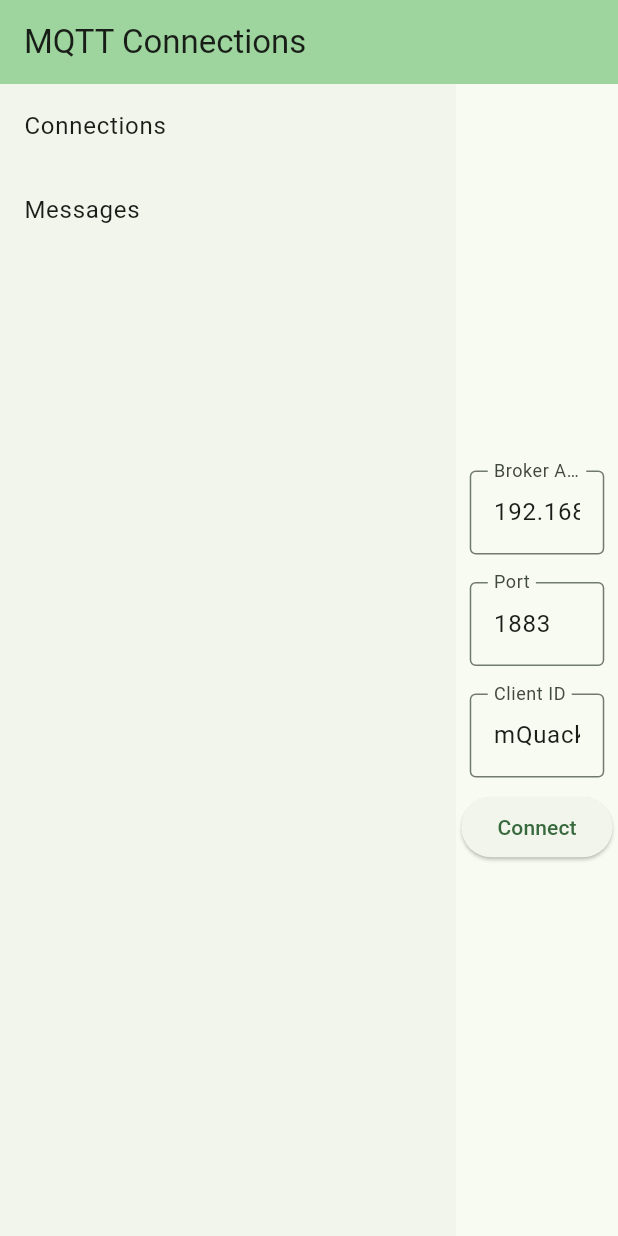
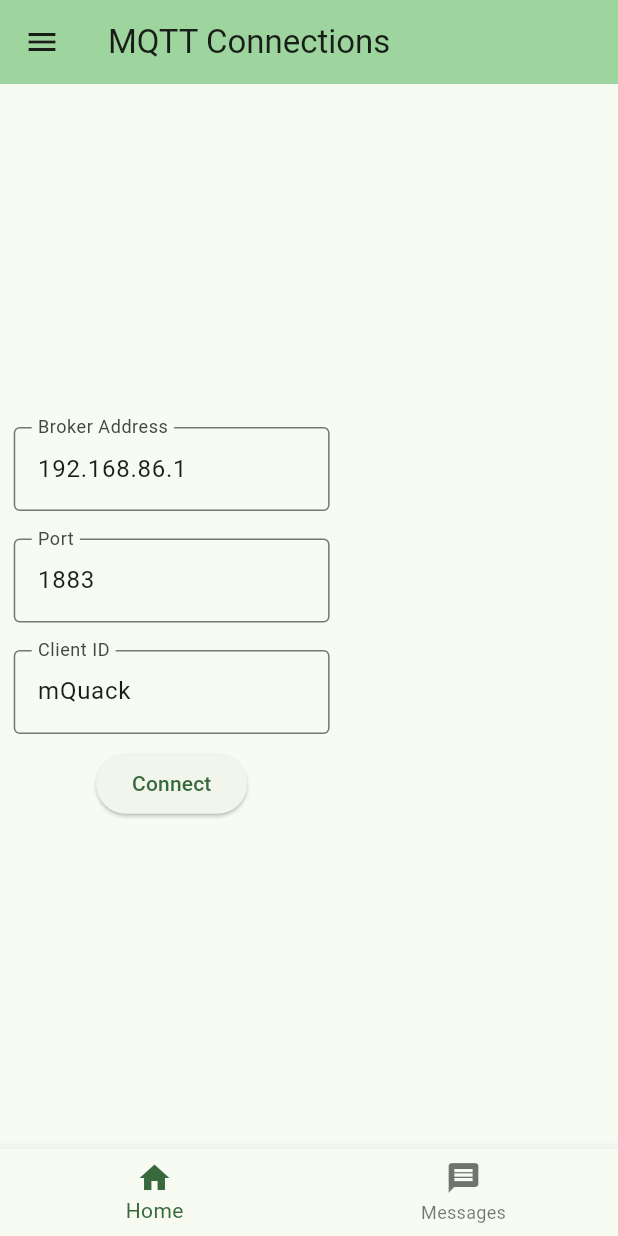
Before and after one commit to lazoolo/mquack, a Flutter app: the screen it shows after launch, on a phone screen of 412 x 824 dp. Run offline on Flutter 3.47's test engine with Material 2 defaults, Android fonts, the phone set to English and light mode, and no system bars; our stand-ins replace flutter_screenutil; missing offline and left inert: mqtt_client.

Commit message:
Factored out the responsivelayout

```diff
--- a/lib/main.dart
+++ b/lib/main.dart
@@ -1,6 +1,7 @@
 import 'package:flutter/material.dart';
 import 'package:mquack/messages.dart';
 import 'package:provider/provider.dart';
+import 'navigation.dart';
 import 'mqttmanager.dart';
 import 'package:logging/logging.dart';
 import 'package:flutter_screenutil/flutter_screenutil.dart';
@@ -75,62 +76,11 @@ class _MyHomePageState extends State<MyHomePage> {
     mqttManager = Provider.of<MqttManager>(context, listen: false);
   }
 
-/*
   @override
   Widget build(BuildContext context) {
-    return Scaffold(
-      appBar: AppBar(
-        backgroundColor: Theme.of(context).colorScheme.inversePrimary,
-        title: Text(widget.title),
-      ),
-      body: Center(
-        child: ConnectFormWidget(mqttManager: mqttManager),
-      ),
-      bottomNavigationBar: CustomBottomNavigationBar(currentIndex: 0),
-    );
-  }
-}
-*/
-  @override
-  Widget build(BuildContext context) {
-    return Scaffold(
-      appBar: AppBar(
-        backgroundColor: Theme.of(context).colorScheme.inversePrimary,
-        title: Text('MQTT Connections'),
-      ),
-      body: Row(
-        children: <Widget>[
-          Drawer(
-            shape: RoundedRectangleBorder(
-              borderRadius: BorderRadius.zero,
-            ),
-            child: ListView(
-              padding: EdgeInsets.zero,
-              children: <Widget>[
-                ListTile(
-                  title: Text('Connections'),
-                  onTap: () {
-                    // Then navigate to the connections route
-                    Navigator.pushReplacementNamed(context, '/connections');
-                  },
-                ),
-                ListTile(
-                  title: Text('Messages'),
-                  onTap: () {
-                    // Then navigate to the messages route
-                    Navigator.pushReplacementNamed(context, '/messages');
-                  },
-                ),
-              ],
-            ),
-          ),
-          Expanded(
-            child: Center(
-              child: ConnectFormWidget(mqttManager: mqttManager),
-            ),
-          ),
-        ],
-      ),
+    return ResponsiveLayout(
+      currentIndex: 0,
+      body: ConnectFormWidget(mqttManager: mqttManager),
     );
   }
 }
--- a/lib/navigation.dart
+++ b/lib/navigation.dart
@@ -34,3 +34,88 @@ class CustomBottomNavigationBar extends StatelessWidget {
     );
   }
 }
+
+class ResponsiveLayout extends StatelessWidget {
+  final int currentIndex;
+  final Widget body;
+
+  const ResponsiveLayout({required this.currentIndex, required this.body});
+
+  @override
+  Widget build(BuildContext context) {
+    return LayoutBuilder(
+      builder: (BuildContext context, BoxConstraints constraints) {
+        if (constraints.maxWidth < 600) {
+          // Mobile layout with temporary drawer
+          return Scaffold(
+            appBar: AppBar(
+              backgroundColor: Theme.of(context).colorScheme.inversePrimary,
+              title: Text('MQTT Connections'),
+            ),
+            drawer: ListView(
+              padding: EdgeInsets.zero,
+              children: <Widget>[
+                ListTile(
+                  title: Text('Connections'),
+                  onTap: () {
+                    Navigator.pushReplacementNamed(context, '/connections');
+                  },
+                ),
+                ListTile(
+                  title: Text('Messages'),
+                  onTap: () {
+                    Navigator.pushReplacementNamed(context, '/messages');
+                  },
+                ),
+              ],
+            ),
+            body: Container(
+              child: body,
+            ),
+            bottomNavigationBar:
+                CustomBottomNavigationBar(currentIndex: currentIndex),
+          );
+        } else {
+          // Desktop layout with permanent drawer
+          return Scaffold(
+            appBar: AppBar(
+              backgroundColor: Theme.of(context).colorScheme.inversePrimary,
+              title: Text('MQTT Connections'),
+            ),
+            body: Row(
+              children: [
+                Expanded(
+                  flex: 2,
+                  child: ListView(
+                    padding: EdgeInsets.zero,
+                    children: <Widget>[
+                      ListTile(
+                        title: Text('Connections'),
+                        onTap: () {
+                          Navigator.pushReplacementNamed(
+                              context, '/connections');
+                        },
+                      ),
+                      ListTile(
+                        title: Text('Messages'),
+                        onTap: () {
+                          Navigator.pushReplacementNamed(context, '/messages');
+                        },
+                      ),
+                    ],
+                  ),
+                ),
+                Expanded(
+                  flex: 8,
+                  child: Container(
+                    child: body,
+                  ),
+                ),
+              ],
+            ),
+          );
+        }
+      },
+    );
+  }
+}
```
Also changed, not shown: 1 other file.
